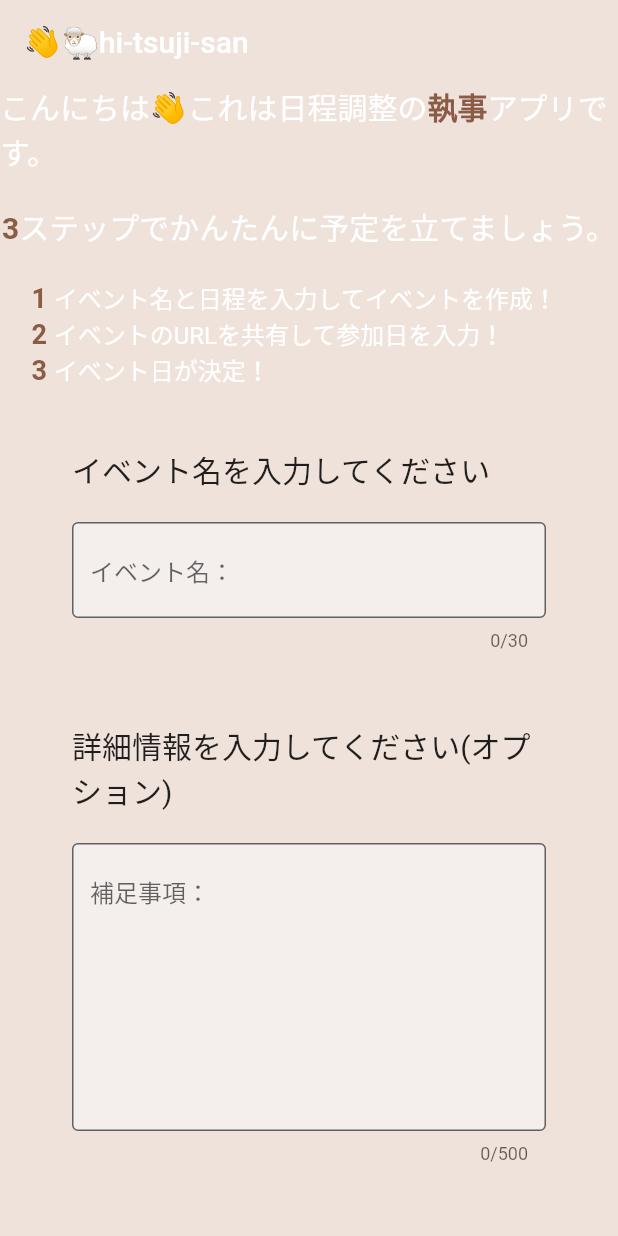
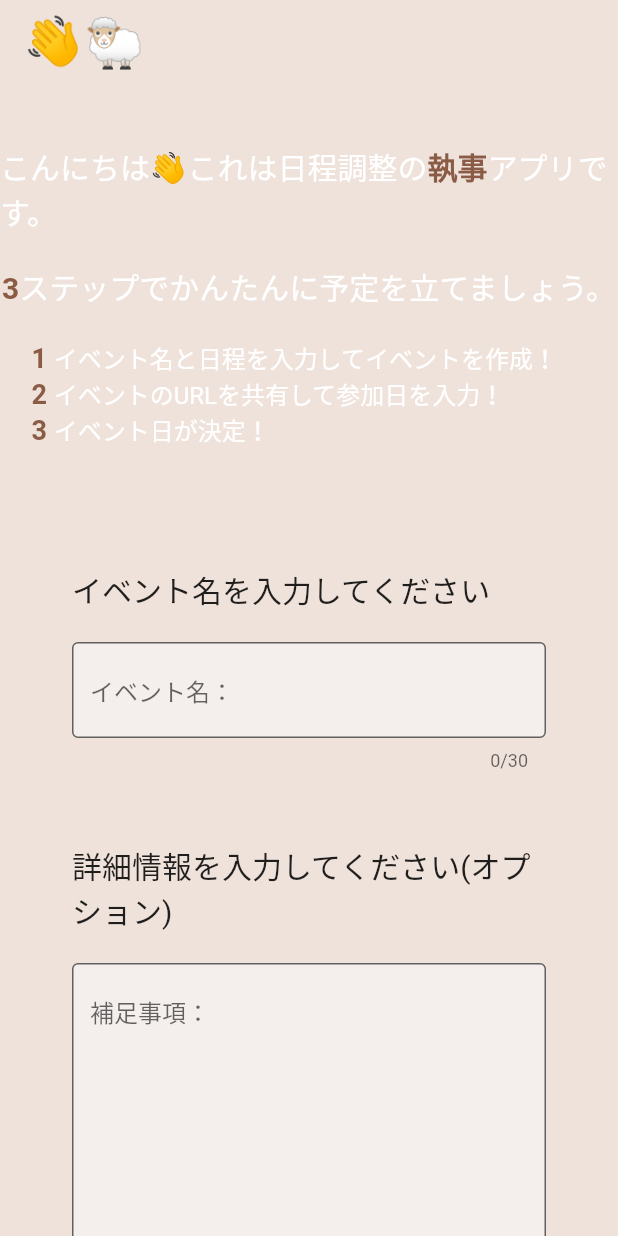
Before and after one commit to gyvm/hi-tsujisan-flutter, a Flutter app: the screen it shows after launch, on a phone screen of 412 x 824 dp. Run offline on Flutter 3.47's test engine with Material 2 defaults, Android fonts, the phone set to English and light mode, and no system bars; our stand-ins replace google_fonts; missing offline and left inert: dart:html.

Commit message:
Onboardingにpaddingを追加

```diff
--- a/lib/screens/create_screen.dart
+++ b/lib/screens/create_screen.dart
@@ -27,7 +27,13 @@ class CreateScreen extends StatelessWidget {
         appBar: AppBar(
             elevation: 0,
             backgroundColor: Colors.transparent,
-            title: Text('👋🐑hi-tsuji-san'),
+            title: Text(
+              '👋🐑',
+              style: TextStyle(
+                fontSize: 32,
+                // color: HexColor('#8A5C46'),
+              ),
+            ),
             centerTitle: false,
             automaticallyImplyLeading: false),
         body: LayoutBuilder(
@@ -45,7 +51,10 @@ class CreateScreen extends StatelessWidget {
                     create: (context) => EventModel(),
                     child: Column(
                       children: [
-                        Onboarding(),
+                        Padding(
+                          padding: const EdgeInsets.only(top: 40, bottom: 40),
+                          child: Onboarding(),
+                        ),
                         EventInfoForm(),
                         CalendarContainer(),
                         SubmitButton(onTapped: onTapped),
```
